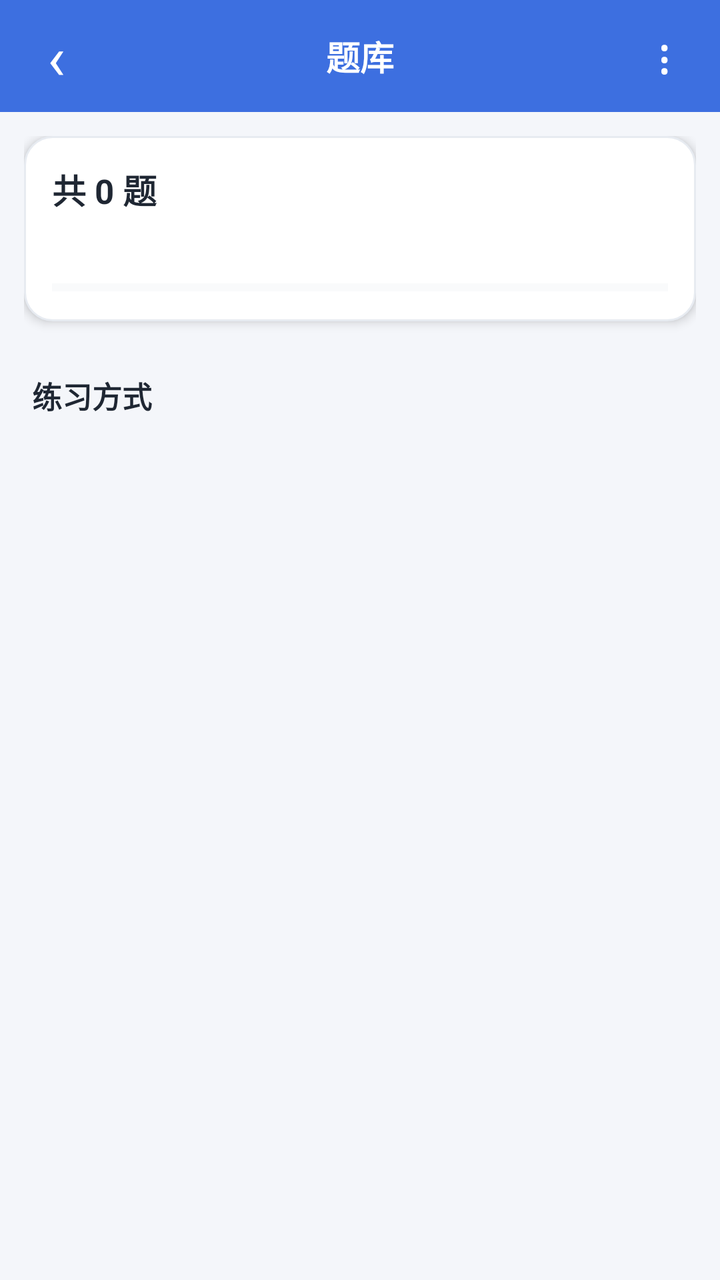
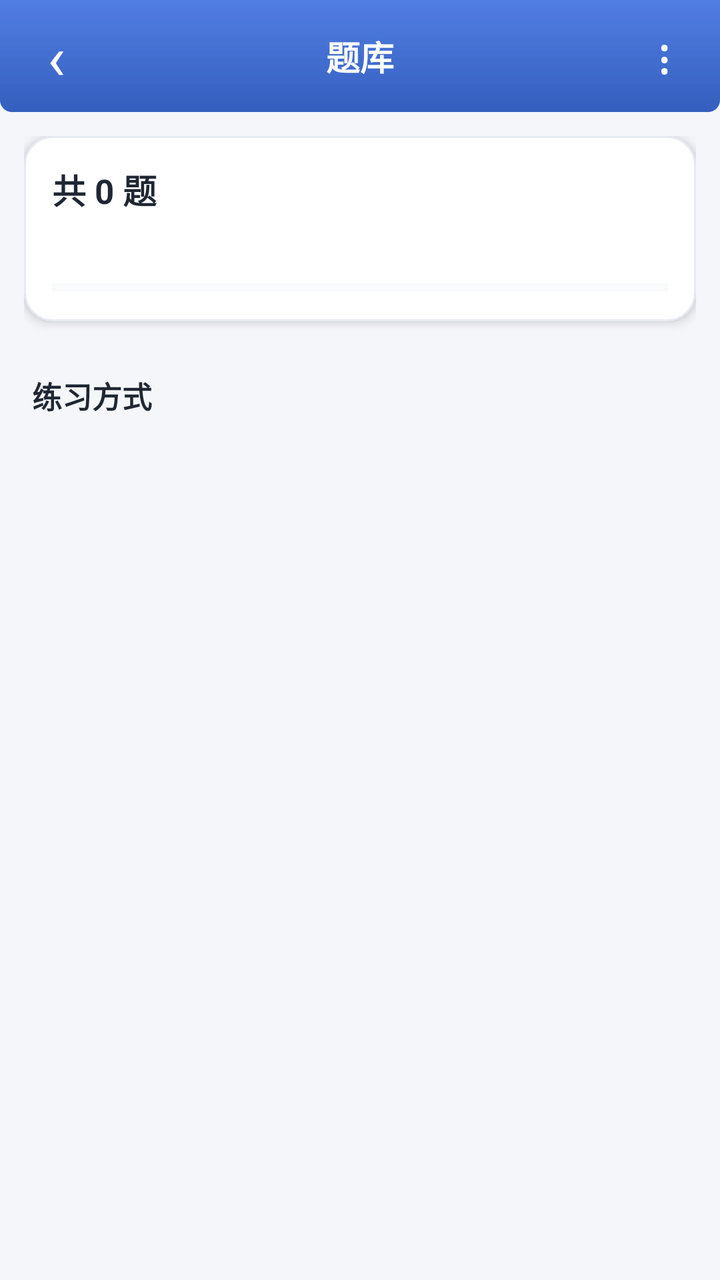

Screens rendered from an Android XML layout before and after an edit, with the pre-edit source and the edit as a unified diff.
<!-- AndroidManifest.xml: application theme AppTheme.Light -->
<!-- res/layout/activity_bank_home.xml -->
<?xml version="1.0" encoding="utf-8"?>
<LinearLayout xmlns:android="http://schemas.android.com/apk/res/android"
    android:layout_width="match_parent"
    android:layout_height="match_parent"
    android:background="?attr/qzBg"
    android:orientation="vertical">

    <FrameLayout
        android:layout_width="match_parent"
        android:layout_height="wrap_content"
        android:background="?attr/qzPrimary">

        <TextView
            android:id="@+id/btnBack"
            android:layout_width="56dp"
            android:layout_height="56dp"
            android:gravity="center"
            android:text="‹"
            android:textColor="?attr/qzOnPrimary"
            android:textSize="30sp" />

        <TextView
            android:id="@+id/title"
            android:layout_width="wrap_content"
            android:layout_height="56dp"
            android:layout_gravity="center"
            android:gravity="center"
            android:text="@string/ui_138"
            android:textColor="?attr/qzOnPrimary"
            android:textSize="17sp"
            android:textStyle="bold" />

        <TextView
            android:id="@+id/btnMore"
            android:layout_width="56dp"
            android:layout_height="56dp"
            android:layout_gravity="end"
            android:gravity="center"
            android:text="⋮"
            android:textColor="?attr/qzOnPrimary"
            android:textSize="24sp" />
    </FrameLayout>

    <ScrollView
        android:layout_width="match_parent"
        android:layout_height="0dp"
        android:layout_weight="1"
        android:fillViewport="true">

        <LinearLayout
            android:layout_width="match_parent"
            android:layout_height="wrap_content"
            android:orientation="vertical"
            android:padding="12dp">

            <LinearLayout
                android:layout_width="match_parent"
                android:layout_height="wrap_content"
                android:background="@drawable/bg_card"
                android:elevation="3dp"
                android:orientation="vertical"
                android:padding="14dp">

                <TextView android:layout_width="wrap_content" android:layout_height="wrap_content"
                    android:id="@+id/statLine"
                    android:text="@string/ui_19"
                    android:textColor="?attr/qzText"
                    android:textSize="17sp"
                    android:textStyle="bold" />

                <TextView android:layout_width="wrap_content" android:layout_height="wrap_content"
                    android:id="@+id/typeLine"
                    android:layout_marginTop="6dp"
                    android:text=""
                    android:textColor="?attr/qzTextSub"
                    android:textSize="13sp" />

                <ProgressBar
                    android:id="@+id/progress"
                    style="?android:attr/progressBarStyleHorizontal"
                    android:layout_width="match_parent"
                    android:layout_height="6dp"
                    android:layout_marginTop="10dp"
                    android:max="100"
                    android:progress="0"
                    android:progressBackgroundTint="?attr/qzDivider"
                    android:progressTint="?attr/qzPrimary" />
            </LinearLayout>

            <HorizontalScrollView
                android:layout_width="match_parent"
                android:layout_height="wrap_content"
                android:layout_marginTop="12dp"
                android:scrollbars="none">

                <LinearLayout
                    android:id="@+id/typeChips"
                    android:layout_width="wrap_content"
                    android:layout_height="wrap_content"
                    android:orientation="horizontal" />
            </HorizontalScrollView>

            <TextView android:layout_width="wrap_content" android:layout_height="wrap_content"
                android:layout_marginTop="14dp"
                android:layout_marginBottom="4dp"
                android:paddingLeft="4dp"
                android:text="@string/ui_107"
                android:textColor="?attr/qzText"
                android:textSize="15sp"
                android:textStyle="bold" />

            <GridLayout
                android:id="@+id/grid"
                android:layout_width="match_parent"
                android:layout_height="wrap_content"
                android:columnCount="2" />
        </LinearLayout>
    </ScrollView>
</LinearLayout>
<!-- resources referenced by this layout -->
<resources>
  <string name="ui_107">练习方式</string>
  <string name="ui_138">题库</string>
  <string name="ui_19">共 0 题</string>
  <style name="AppTheme.Light" parent="android:Theme.Material.Light.NoActionBar">
          <item name="android:colorPrimary">@color/primaryLight</item>
          <item name="android:colorPrimaryDark">@color/primaryDarkLight</item>
          <item name="android:colorAccent">@color/primaryLight</item>
          <item name="android:windowBackground">@color/bgLight</item>
          <item name="android:colorBackground">@color/bgLight</item>
          <item name="android:statusBarColor">@color/primaryDarkLight</item>
          <item name="android:navigationBarColor">@color/bgLight</item>
          <item name="android:textColorPrimary">@color/textLight</item>
          <item name="android:textColorSecondary">@color/textSubLight</item>
  
          <item name="qzPrimary">@color/primaryLight</item>
          <item name="qzBg">@color/bgLight</item>
          <item name="qzSurface">@color/surfaceLight</item>
          <item name="qzChipBg">@color/chipBgLight</item>
          <item name="qzText">@color/textLight</item>
          <item name="qzTextSub">@color/textSubLight</item>
          <item name="qzDivider">@color/dividerLight</item>
          <item name="qzGreen">@color/greenLight</item>
          <item name="qzGreenBg">@color/greenBgLight</item>
          <item name="qzRed">@color/redLight</item>
          <item name="qzRedBg">@color/redBgLight</item>
          <item name="qzOrange">@color/orangeLight</item>
          <item name="qzOrangeBg">@color/orangeBgLight</item>
          <item name="qzPrimaryBg">@color/primaryBgLight</item>
          <item name="qzStroke">@color/strokeLight</item>
          <item name="qzOnPrimary">@color/white</item>
      </style>
  <color name="bgLight">#F4F6FA</color>
  <color name="textLight">#1F2733</color>
  <color name="redLight">#E0563F</color>
  <color name="white">#FFFFFF</color>
  <!-- unchanged entries left out for length: 14 -->
</resources>

<!-- the commit's change to res/layout/activity_bank_home.xml (unified diff, before → after) -->
@@ -8,7 +8,7 @@
     <FrameLayout
         android:layout_width="match_parent"
         android:layout_height="wrap_content"
-        android:background="?attr/qzPrimary">
+        android:background="@drawable/bg_topbar">
 
         <TextView
             android:id="@+id/btnBack"
@@ -61,7 +61,7 @@
                 android:orientation="vertical"
                 android:padding="14dp">
 
-                <TextView android:layout_width="wrap_content" android:layout_height="wrap_content"
+        <TextView android:layout_width="wrap_content" android:layout_height="wrap_content"
                     android:id="@+id/statLine"
                     android:text="@string/ui_19"
                     android:textColor="?attr/qzText"
<!-- resource entries referenced after the edit -->
@@ -1,9 +1,35 @@
 <!-- resources referenced by this layout -->
 <resources>
+  <!-- drawable bg_topbar (drawable) -->
+  <?xml version="1.0" encoding="utf-8"?>
+  <layer-list xmlns:android="http://schemas.android.com/apk/res/android">
+      <item>
+          <shape android:shape="rectangle">
+              <solid android:color="?attr/qzPrimary" />
+              <corners android:bottomLeftRadius="6dp" android:bottomRightRadius="6dp" />
+          </shape>
+      </item>
+      <item>
+          <shape android:shape="rectangle">
+              <gradient android:angle="270"
+                  android:startColor="#00000000" android:endColor="#26000000" />
+              <corners android:bottomLeftRadius="6dp" android:bottomRightRadius="6dp" />
+          </shape>
+      </item>
+      <item>
+          <shape android:shape="rectangle">
+              <gradient android:angle="270"
+                  android:startColor="#1AFFFFFF" android:endColor="#00FFFFFF" />
+              <corners android:bottomLeftRadius="6dp" android:bottomRightRadius="6dp" />
+          </shape>
+      </item>
+  </layer-list>
   <string name="ui_107">练习方式</string>
   <string name="ui_138">题库</string>
   <string name="ui_19">共 0 题</string>
   <style name="AppTheme.Light" parent="android:Theme.Material.Light.NoActionBar">
+          <item name="android:popupMenuStyle">@style/QzPopup.Light</item>
+          <item name="android:alertDialogTheme">@style/QzDialog.Light</item>
           <item name="android:colorPrimary">@color/primaryLight</item>
           <item name="android:colorPrimaryDark">@color/primaryDarkLight</item>
           <item name="android:colorAccent">@color/primaryLight</item>
@@ -31,10 +57,25 @@
           <item name="qzStroke">@color/strokeLight</item>
           <item name="qzOnPrimary">@color/white</item>
       </style>
+  <style name="QzPopup.Light" parent="android:Widget.Material.Light.PopupMenu">
+          <item name="android:popupBackground">@color/surfaceLight</item>
+          <item name="android:textColorPrimary">@color/primaryLight</item>
+          <item name="android:textColorSecondary">@color/textSubLight</item>
+      </style>
+  <style name="QzDialog.Light" parent="android:Theme.Material.Dialog.Alert">
+          <item name="android:windowBackground">@color/surfaceLight</item>
+          <item name="android:colorAccent">@color/primaryLight</item>
+          <item name="android:colorPrimary">@color/primaryLight</item>
+          <item name="android:textColorPrimary">@color/textLight</item>
+          <item name="android:textColorSecondary">@color/textSubLight</item>
+          <item name="android:colorBackgroundFloating">@color/surfaceLight</item>
+          <item name="android:textColorAlertDialogListItem">@color/dialogItemBlueLight</item>
+      </style>
   <color name="bgLight">#F4F6FA</color>
   <color name="textLight">#1F2733</color>
   <color name="redLight">#E0563F</color>
   <color name="white">#FFFFFF</color>
+  <color name="dialogItemBlueLight">#2B54A8</color>
   <!-- unchanged entries left out for length: 14 -->
 </resources>
 
